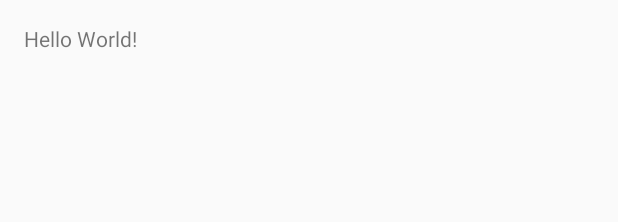
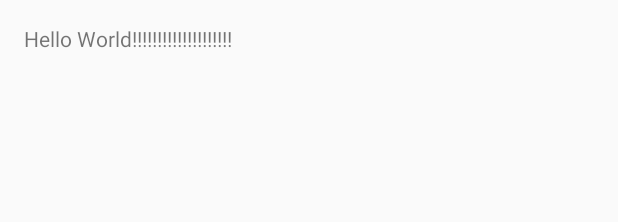
Before and after one commit to AHTOH108/ExampleProject, an Android app: the layout activity_main.xml on its own in the app's theme, with its tools: preview values and no code run, on a phone screen of 412 x 824 dp. Shown: the top 222 px of the screen. Run offline under Robolectric (Android 15) with nearby library versions, the phone set to English and light mode, and no system bars.

Commit message:
второй

```diff
--- a/app/src/main/res/layout/activity_main.xml
+++ b/app/src/main/res/layout/activity_main.xml
@@ -12,5 +12,5 @@
     <TextView
         android:layout_width="wrap_content"
         android:layout_height="wrap_content"
-        android:text="Hello World!" />
+        android:text="Hello World!!!!!!!!!!!!!!!!!!!!" />
 </RelativeLayout>
```
